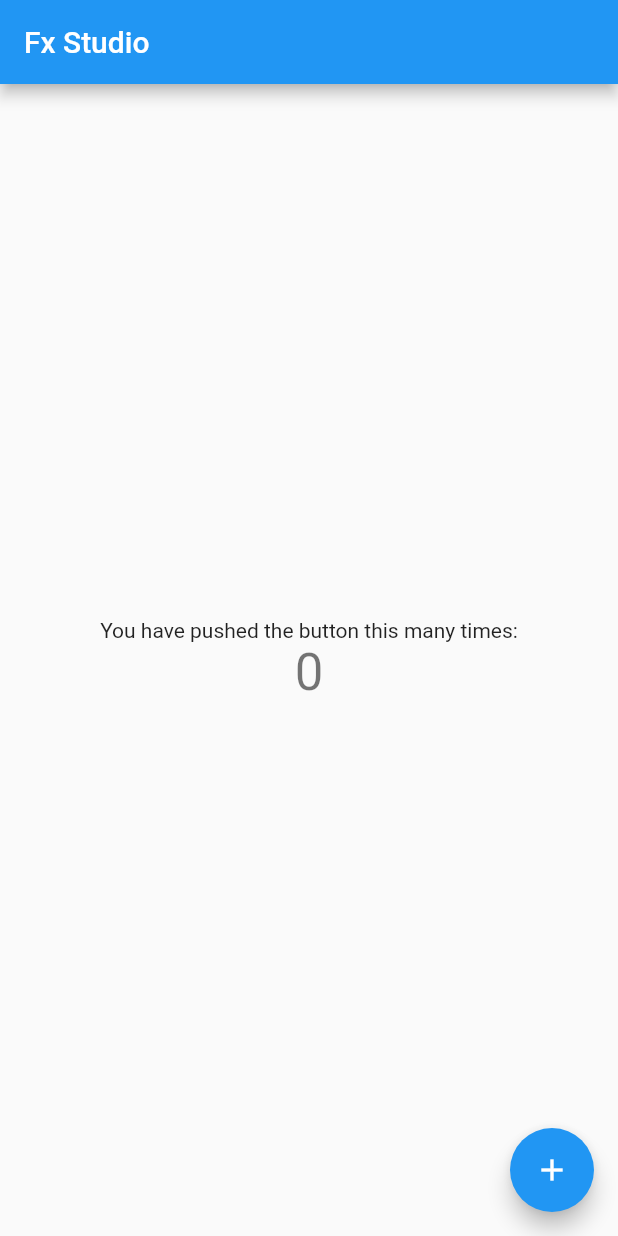
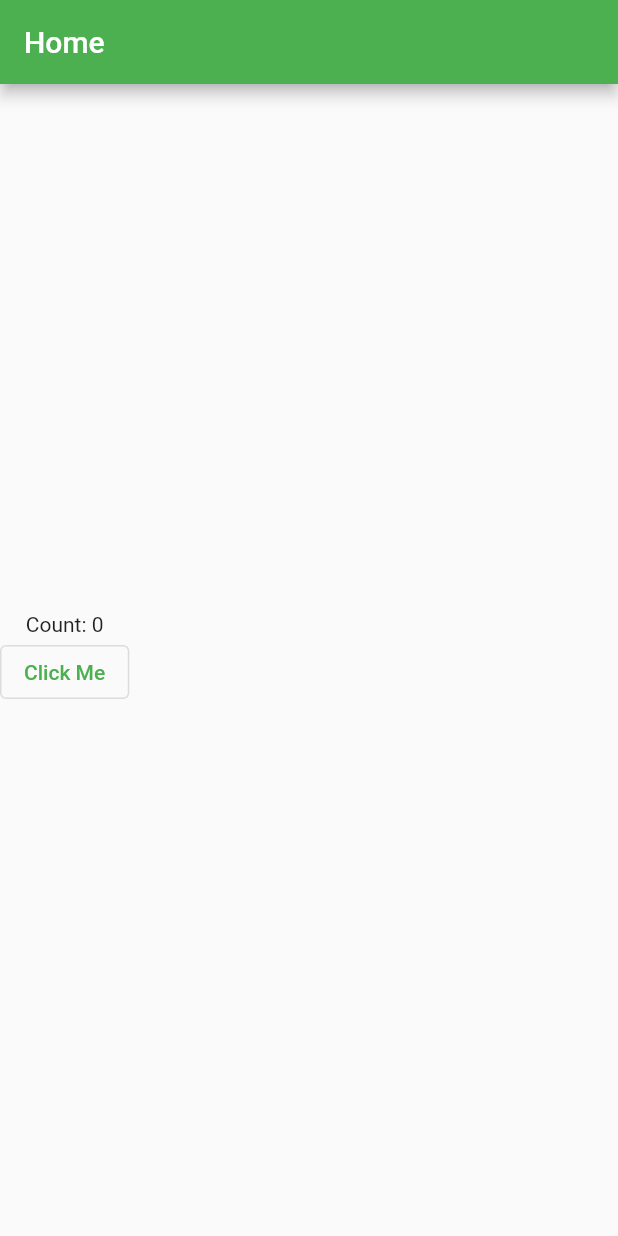
Before and after one commit to fx-studio/flutter-notes, a Flutter app: the screen it shows after launch, on a phone screen of 412 x 824 dp. Run offline on Flutter 3.47's test engine with Material 2 defaults, Android fonts, the phone set to English and light mode, and no system bars.

Commit message:
01.3 - The first Flutter App

```diff
--- /dev/null
+++ b/001-TheFirstApp/hello_flutter/lib/counter_page.dart
@@ -0,0 +1,36 @@
+import 'package:flutter/material.dart';
+
+class CounterPage extends StatefulWidget {
+  @override
+  State<StatefulWidget> createState() {
+    return new _CounterPageState();
+  }
+}
+
+class _CounterPageState extends State<CounterPage> {
+  var count = 0;
+
+  @override
+  Widget build(BuildContext context) {
+    return new Scaffold(
+        appBar: AppBar(
+          title: Text("Home"),
+        ),
+        body: new Column(
+          crossAxisAlignment: CrossAxisAlignment.center,
+          mainAxisAlignment: MainAxisAlignment.center,
+          children: [
+            Text("Count: $count"),
+            OutlinedButton(
+              onPressed: () {
+                print('Received click');
+                setState(() {
+                  count += 1;
+                });
+              },
+              child: const Text('Click Me'),
+            )
+          ],
+        ));
+  }
+}
--- /dev/null
+++ b/001-TheFirstApp/hello_flutter/lib/home_page.dart
@@ -0,0 +1,15 @@
+import 'package:flutter/material.dart';
+
+class HomePage extends StatelessWidget {
+  @override
+  Widget build(BuildContext context) {
+    return new Scaffold(
+      appBar: AppBar(
+        title: Text("Home"),
+      ),
+      body: new Center(
+        child: Text("Home Page"),
+      ),
+    );
+  }
+}
--- a/001-TheFirstApp/hello_flutter/lib/main.dart
+++ b/001-TheFirstApp/hello_flutter/lib/main.dart
@@ -1,113 +1,18 @@
 import 'package:flutter/material.dart';
+import 'package:hello_flutter/counter_page.dart';
+import 'package:hello_flutter/home_page.dart';
 
-void main() {
-  runApp(MyApp());
-}
+void main() => runApp(MyApp());
 
 class MyApp extends StatelessWidget {
-  // This widget is the root of your application.
   @override
   Widget build(BuildContext context) {
     return MaterialApp(
-      title: 'Flutter Demo',
+      title: 'Welcome to Flutter',
       theme: ThemeData(
-        // This is the theme of your application.
-        //
-        // Try running your application with "flutter run". You'll see the
-        // application has a blue toolbar. Then, without quitting the app, try
-        // changing the primarySwatch below to Colors.green and then invoke
-        // "hot reload" (press "r" in the console where you ran "flutter run",
-        // or simply save your changes to "hot reload" in a Flutter IDE).
-        // Notice that the counter didn't reset back to zero; the application
-        // is not restarted.
-        primarySwatch: Colors.blue,
+        primarySwatch: Colors.green,
       ),
-      home: MyHomePage(title: 'Fx Studio'),
+      home: CounterPage()
     );
   }
 }
-
-class MyHomePage extends StatefulWidget {
-  MyHomePage({Key? key, required this.title}) : super(key: key);
-
-  // This widget is the home page of your application. It is stateful, meaning
-  // that it has a State object (defined below) that contains fields that affect
-  // how it looks.
-
-  // This class is the configuration for the state. It holds the values (in this
-  // case the title) provided by the parent (in this case the App widget) and
-  // used by the build method of the State. Fields in a Widget subclass are
-  // always marked "final".
-
-  final String title;
-
-  @override
-  _MyHomePageState createState() => _MyHomePageState();
-}
-
-class _MyHomePageState extends State<MyHomePage> {
-  int _counter = 0;
-
-  void _incrementCounter() {
-    setState(() {
-      // This call to setState tells the Flutter framework that something has
-      // changed in this State, which causes it to rerun the build method below
-      // so that the display can reflect the updated values. If we changed
-      // _counter without calling setState(), then the build method would not be
-      // called again, and so nothing would appear to happen.
-      _counter++;
-    });
-  }
-
-  @override
-  Widget build(BuildContext context) {
-    // This method is rerun every time setState is called, for instance as done
-    // by the _incrementCounter method above.
-    //
-    // The Flutter framework has been optimized to make rerunning build methods
-    // fast, so that you can just rebuild anything that needs updating rather
-    // than having to individually change instances of widgets.
-    return Scaffold(
-      appBar: AppBar(
-        // Here we take the value from the MyHomePage object that was created by
-        // the App.build method, and use it to set our appbar title.
-        title: Text(widget.title),
-      ),
-      body: Center(
-        // Center is a layout widget. It takes a single child and positions it
-        // in the middle of the parent.
-        child: Column(
-          // Column is also a layout widget. It takes a list of children and
-          // arranges them vertically. By default, it sizes itself to fit its
-          // children horizontally, and tries to be as tall as its parent.
-          //
-          // Invoke "debug painting" (press "p" in the console, choose the
-          // "Toggle Debug Paint" action from the Flutter Inspector in Android
-          // Studio, or the "Toggle Debug Paint" command in Visual Studio Code)
-          // to see the wireframe for each widget.
-          //
-          // Column has various properties to control how it sizes itself and
-          // how it positions its children. Here we use mainAxisAlignment to
-          // center the children vertically; the main axis here is the vertical
-          // axis because Columns are vertical (the cross axis would be
-          // horizontal).
-          mainAxisAlignment: MainAxisAlignment.center,
-          children: <Widget>[
-            Text(
-              'You have pushed the button this many times:',
-            ),
-            Text(
-              '$_counter',
-              style: Theme.of(context).textTheme.headline4,
-            ),
-          ],
-        ),
-      ),
-      floatingActionButton: FloatingActionButton(
-        onPressed: _incrementCounter,
-        tooltip: 'Increment',
-        child: Icon(Icons.add),
-      ), // This trailing comma makes auto-formatting nicer for build methods.
-    );
-  }
-}
```
Also changed, not shown: _img/017.png (added), _img/018.png (added), _img/019.png (added), _img/020.png (added), _img/021.png (added), 3 other files.
